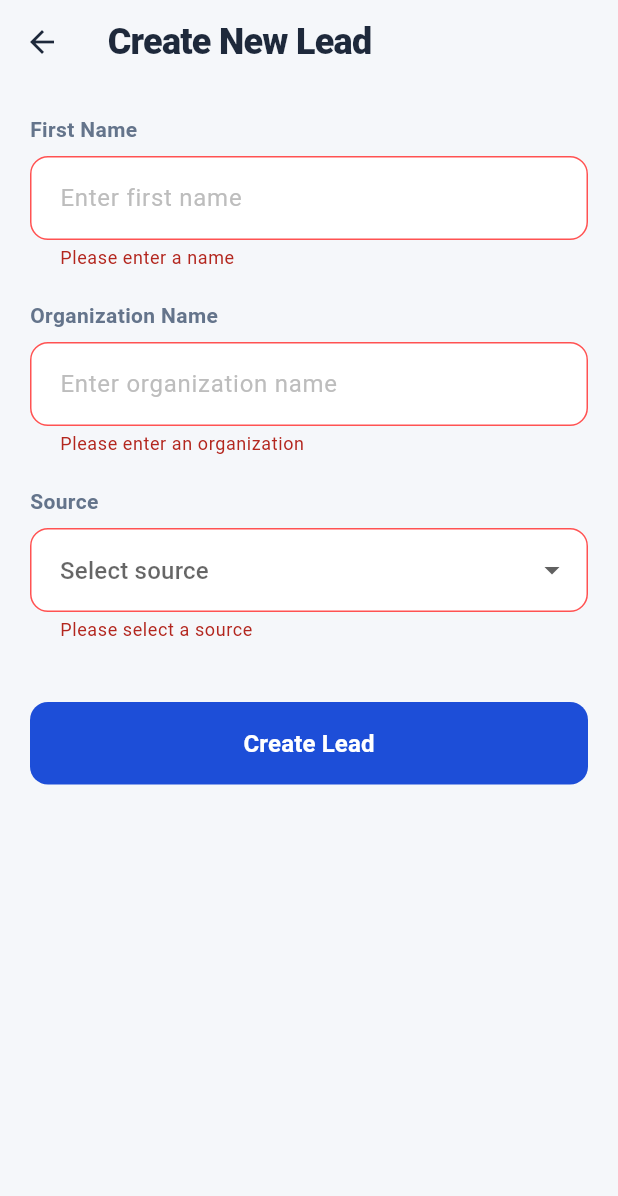
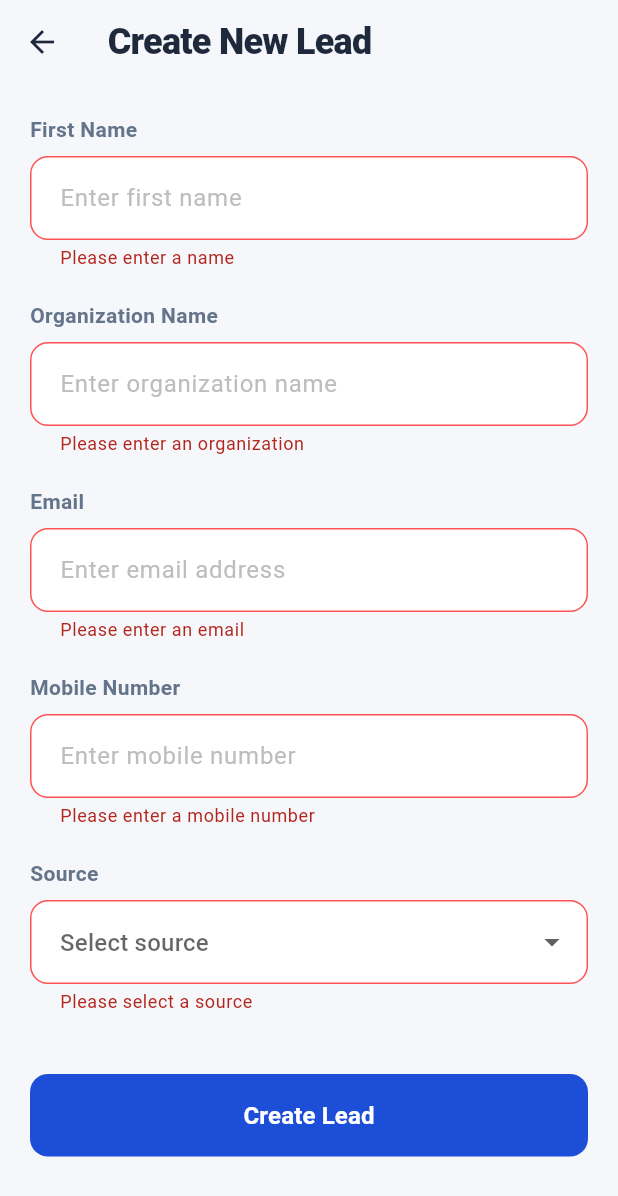
Before and after one commit to teambackoffice/sahelmed_app, a Flutter app: the CreateNewLead screen opened directly, after a tap on "Create Lead", on a phone screen of 412 x 824 dp. Shown: the top 1196 px of the screen. Run offline on Flutter 3.47's test engine with Material 3 defaults, Android fonts, the light colour scheme and no system bars; our stand-ins replace flutter_secure_storage, image_picker; accounts and stored records are empty.

Commit message:
CREATE LEAD API [AUTHORZATION ERROR NEEDED TO FIXED]

```diff
--- a/lib/main.dart
+++ b/lib/main.dart
@@ -1,5 +1,6 @@
 import 'package:flutter/material.dart';
 import 'package:provider/provider.dart';
+import 'package:sahelmed_app/providers/create_lead_provider.dart';
 import 'package:sahelmed_app/providers/get_leads_provider.dart';
 import 'package:sahelmed_app/providers/get_material_request_provider.dart';
 import 'package:sahelmed_app/providers/get_quotation_provider.dart';
@@ -26,6 +27,7 @@ class MyApp extends StatelessWidget {
         ChangeNotifierProvider(create: (_) => GetQuotationController()),
         ChangeNotifierProvider(create: (_) => LogoutController()),
         ChangeNotifierProvider(create: (_) => GetMachineRequestController()),
+        ChangeNotifierProvider(create: (_) => CreateLeadProvider()),
       ],
       child: MaterialApp(
         debugShowCheckedModeBanner: false,
--- /dev/null
+++ b/lib/providers/create_lead_provider.dart
@@ -0,0 +1,42 @@
+import 'package:flutter/material.dart';
+import '../services/create_lead_service.dart';
+
+class CreateLeadProvider extends ChangeNotifier {
+  final CreateLeadService _leadService = CreateLeadService();
+
+  bool _isLoading = false;
+  bool get isLoading => _isLoading;
+
+  String? _errorMessage;
+  String? get errorMessage => _errorMessage;
+
+  Map<String, dynamic>? _response;
+  Map<String, dynamic>? get response => _response;
+
+  Future<void> createLead({
+    required String leadName,
+    required String companyName,
+    required String email,
+    required String mobileNo,
+    required String source,
+  }) async {
+    _isLoading = true;
+    _errorMessage = null;
+    notifyListeners();
+
+    try {
+      _response = await _leadService.createLead(
+        leadName: leadName,
+        companyName: companyName,
+        email: email,
+        mobileNo: mobileNo,
+        source: source,
+      );
+    } catch (e) {
+      _errorMessage = e.toString();
+    } finally {
+      _isLoading = false;
+      notifyListeners();
+    }
+  }
+}
--- a/lib/view/sales_person/leads/create_new_lead.dart
+++ b/lib/view/sales_person/leads/create_new_lead.dart
@@ -1,5 +1,7 @@
 import 'package:flutter/material.dart';
+import 'package:provider/provider.dart';
 import 'package:sahelmed_app/core/app_colors.dart';
+import 'package:sahelmed_app/providers/create_lead_provider.dart';
 
 class CreateNewLead extends StatefulWidget {
   const CreateNewLead({super.key});
@@ -13,15 +15,22 @@ class _CreateNewLeadState extends State<CreateNewLead> {
   final _formKey = GlobalKey<FormState>();
   final TextEditingController _firstNameController = TextEditingController();
   final TextEditingController _orgNameController = TextEditingController();
+  final TextEditingController _emailController = TextEditingController();
+  final TextEditingController _mobileController = TextEditingController();
 
   // 2. Variable for the dropdown source
   String? _selectedSource;
   final List<String> _sourceOptions = [
-    'LinkedIn',
-    'Website',
-    'Referral',
-    'Cold Call',
+    'Walk In',
+    'Campaign',
+    'Customer\'s Vendor',
+    'Mass Mailing',
+    'Supplier Reference',
+    'Exhibition',
+    'Cold Calling',
     'Advertisement',
+    'Reference',
+    'Existing Customer',
     'Other',
   ];
 
@@ -29,20 +38,53 @@ class _CreateNewLeadState extends State<CreateNewLead> {
   void dispose() {
     _firstNameController.dispose();
     _orgNameController.dispose();
+    _emailController.dispose();
+    _mobileController.dispose();
     super.dispose();
   }
 
   // 3. Method to handle form submission
-  void _submitForm() {
+  Future<void> _submitForm() async {
     if (_formKey.currentState!.validate()) {
-      // TODO: Call your API or Provider here
-      print("Name: ${_firstNameController.text}");
-      print("Org: ${_orgNameController.text}");
-      print("Source: $_selectedSource");
+      final provider = Provider.of<CreateLeadProvider>(context, listen: false);
 
+      await provider.createLead(
+        leadName: _firstNameController.text.trim(),
+        companyName: _orgNameController.text.trim(),
+        email: _emailController.text.trim(),
+        mobileNo: _mobileController.text.trim(),
+        source: _selectedSource!,
+      );
+
+      if (!mounted) return;
+
+      if (provider.errorMessage != null) {
         ScaffoldMessenger.of(context).showSnackBar(
-        const SnackBar(content: Text('Lead Created Successfully')),
+          SnackBar(
+            content: Text('Error: ${provider.errorMessage}'),
+            backgroundColor: Colors.red,
+          ),
         );
+      } else {
+        ScaffoldMessenger.of(context).showSnackBar(
+          const SnackBar(
+            content: Text('Lead Created Successfully'),
+            backgroundColor: Colors.green,
+          ),
+        );
+
+        // Clear form after successful submission
+        _firstNameController.clear();
+        _orgNameController.clear();
+        _emailController.clear();
+        _mobileController.clear();
+        setState(() {
+          _selectedSource = null;
+        });
+
+        // Optionally navigate back
+        // Navigator.pop(context);
+      }
     }
   }
 
@@ -54,7 +96,6 @@ class _CreateNewLeadState extends State<CreateNewLead> {
         backgroundColor: Colors.transparent,
         elevation: 0,
         centerTitle: false,
-        // Using standard back button color to match text
         iconTheme: const IconThemeData(color: Color(0xFF1E293B)),
         title: const Text(
           'Create New Lead',
@@ -66,7 +107,11 @@ class _CreateNewLeadState extends State<CreateNewLead> {
           ),
         ),
       ),
-      body: SingleChildScrollView(
+      body: Consumer<CreateLeadProvider>(
+        builder: (context, provider, child) {
+          return Stack(
+            children: [
+              SingleChildScrollView(
                 padding: const EdgeInsets.all(20.0),
                 child: Form(
                   key: _formKey,
@@ -79,6 +124,7 @@ class _CreateNewLeadState extends State<CreateNewLead> {
                       TextFormField(
                         controller: _firstNameController,
                         decoration: _inputDecoration('Enter first name'),
+                        enabled: !provider.isLoading,
                         validator: (value) {
                           if (value == null || value.isEmpty) {
                             return 'Please enter a name';
@@ -94,9 +140,54 @@ class _CreateNewLeadState extends State<CreateNewLead> {
                       TextFormField(
                         controller: _orgNameController,
                         decoration: _inputDecoration('Enter organization name'),
+                        enabled: !provider.isLoading,
                         validator: (value) {
                           if (value == null || value.isEmpty) {
                             return 'Please enter an organization';
+                          }
+                          return null;
+                        },
+                      ),
+                      const SizedBox(height: 20),
+
+                      // --- Email ---
+                      _buildLabel('Email'),
+                      const SizedBox(height: 8),
+                      TextFormField(
+                        controller: _emailController,
+                        decoration: _inputDecoration('Enter email address'),
+                        keyboardType: TextInputType.emailAddress,
+                        enabled: !provider.isLoading,
+                        validator: (value) {
+                          if (value == null || value.isEmpty) {
+                            return 'Please enter an email';
+                          }
+                          // Basic email validation
+                          if (!RegExp(
+                            r'^[\w-\.]+@([\w-]+\.)+[\w-]{2,4}$',
+                          ).hasMatch(value)) {
+                            return 'Please enter a valid email';
+                          }
+                          return null;
+                        },
+                      ),
+                      const SizedBox(height: 20),
+
+                      // --- Mobile Number ---
+                      _buildLabel('Mobile Number'),
+                      const SizedBox(height: 8),
+                      TextFormField(
+                        controller: _mobileController,
+                        decoration: _inputDecoration('Enter mobile number'),
+                        keyboardType: TextInputType.phone,
+                        enabled: !provider.isLoading,
+                        validator: (value) {
+                          if (value == null || value.isEmpty) {
+                            return 'Please enter a mobile number';
+                          }
+                          // Basic phone validation (adjust regex based on your requirements)
+                          if (value.length < 10) {
+                            return 'Please enter a valid mobile number';
                           }
                           return null;
                         },
@@ -107,7 +198,7 @@ class _CreateNewLeadState extends State<CreateNewLead> {
                       _buildLabel('Source'),
                       const SizedBox(height: 8),
                       DropdownButtonFormField<String>(
-                initialValue: _selectedSource,
+                        value: _selectedSource,
                         decoration: _inputDecoration('Select source'),
                         items: _sourceOptions.map((String source) {
                           return DropdownMenuItem<String>(
@@ -115,7 +206,9 @@ class _CreateNewLeadState extends State<CreateNewLead> {
                             child: Text(source),
                           );
                         }).toList(),
-                onChanged: (String? newValue) {
+                        onChanged: provider.isLoading
+                            ? null
+                            : (String? newValue) {
                                 setState(() {
                                   _selectedSource = newValue;
                                 });
@@ -135,15 +228,25 @@ class _CreateNewLeadState extends State<CreateNewLead> {
                         width: double.infinity,
                         height: 55,
                         child: ElevatedButton(
-                  onPressed: _submitForm,
+                          onPressed: provider.isLoading ? null : _submitForm,
                           style: ElevatedButton.styleFrom(
-                    backgroundColor: Color(0xFF1D4ED8),
+                            backgroundColor: const Color(0xFF1D4ED8),
+                            disabledBackgroundColor: Colors.grey,
                             shape: RoundedRectangleBorder(
                               borderRadius: BorderRadius.circular(12),
                             ),
                             elevation: 0,
                           ),
-                  child: const Text(
+                          child: provider.isLoading
+                              ? const SizedBox(
+                                  height: 20,
+                                  width: 20,
+                                  child: CircularProgressIndicator(
+                                    color: Colors.white,
+                                    strokeWidth: 2,
+                                  ),
+                                )
+                              : const Text(
                                   'Create Lead',
                                   style: TextStyle(
                                     color: Colors.white,
@@ -156,6 +259,10 @@ class _CreateNewLeadState extends State<CreateNewLead> {
                     ],
                   ),
                 ),
+              ),
+            ],
+          );
+        },
       ),
     );
   }
@@ -170,7 +277,7 @@ class _CreateNewLeadState extends State<CreateNewLead> {
       contentPadding: const EdgeInsets.symmetric(horizontal: 16, vertical: 16),
       border: OutlineInputBorder(
         borderRadius: BorderRadius.circular(12),
-        borderSide: BorderSide.none, // Clean look without borders by default
+        borderSide: BorderSide.none,
       ),
       enabledBorder: OutlineInputBorder(
         borderRadius: BorderRadius.circular(12),
@@ -184,6 +291,10 @@ class _CreateNewLeadState extends State<CreateNewLead> {
         borderRadius: BorderRadius.circular(12),
         borderSide: const BorderSide(color: Colors.redAccent, width: 1),
       ),
+      disabledBorder: OutlineInputBorder(
+        borderRadius: BorderRadius.circular(12),
+        borderSide: BorderSide(color: Colors.grey.shade200),
+      ),
     );
   }
 
@@ -194,7 +305,7 @@ class _CreateNewLeadState extends State<CreateNewLead> {
       style: const TextStyle(
         fontSize: 14,
         fontWeight: FontWeight.w600,
-        color: Color(0xFF64748B), // Slate gray for labels
+        color: Color(0xFF64748B),
       ),
     );
   }
```
Also changed, not shown: lib/services/create_lead_service.dart (added, +58 -0 lines). Lines whose indentation alone changed are shown as unchanged.
